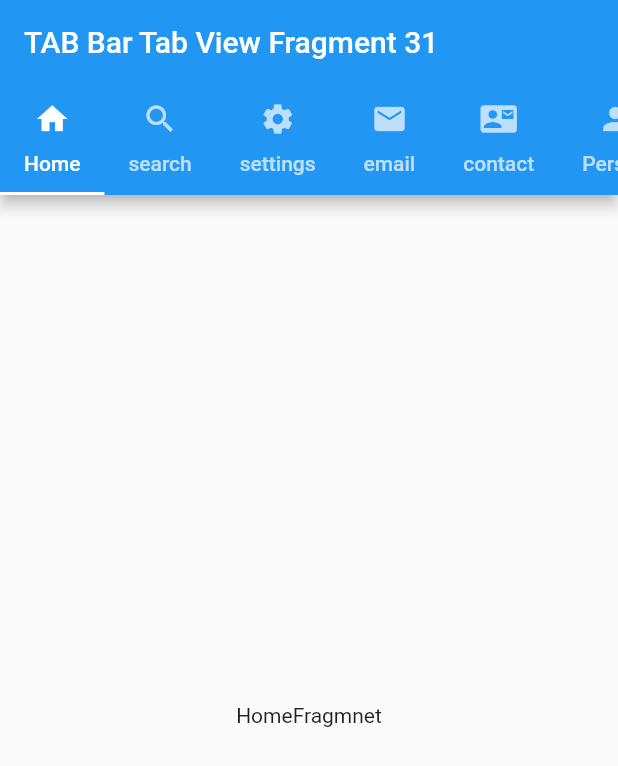
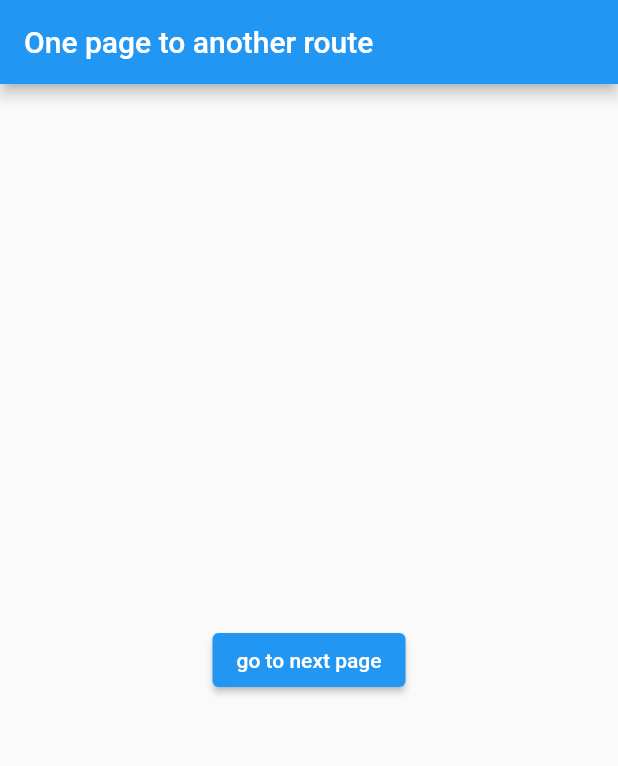
Before and after one commit to IsratAra17/flutter_core, a Flutter app: the screen it shows after launch, on a phone screen of 412 x 824 dp. Shown: the top 766 px of the screen. Run offline on Flutter 3.47's test engine with Material 2 defaults, Android fonts, the phone set to English and light mode, and no system bars.

Commit message:
NAvigator added One page to another page route

```diff
--- /dev/null
+++ b/lib/Navigator/Navmain.dart
@@ -0,0 +1,23 @@
+import 'package:flutter/material.dart';
+import 'package:flutter_core/Navigator/Activity1.dart';
+
+class Nav_main extends StatelessWidget {
+  const Nav_main({Key? key}) : super(key: key);
+
+  @override
+  Widget build(BuildContext context) {
+    return Scaffold(
+      appBar: AppBar(
+        title: Text("One page to another route"),
+      ),
+      body: Center(
+        child: ElevatedButton(
+          onPressed: () {
+            Navigator.push(context, MaterialPageRoute(builder: (context) => Activity1()));
+          },
+          child: Text("go to next page"),
+        ),
+      ),
+    );
+  }
+}
--- a/lib/main.dart
+++ b/lib/main.dart
@@ -1,4 +1,5 @@
 import 'package:flutter/material.dart';
+import 'package:flutter_core/Navigator/Navmain.dart';
 import 'package:flutter_core/homepage.dart';
 import 'package:flutter_core/listviewBuilder.dart';
 import 'package:flutter_core/simple_form.dart';
@@ -23,7 +24,7 @@ class MyApp extends StatelessWidget {
       theme: ThemeData(primarySwatch: Colors.blue,),
       debugShowCheckedModeBanner: false,
       darkTheme: ThemeData(primarySwatch: Colors.blue),
-      home: Tab_Bar_TV_fragment()
+      home: Nav_main()
     );
   }
 }
```
Also changed, not shown: lib/Navigator/Activity1.dart (added, +16 -0 lines).
